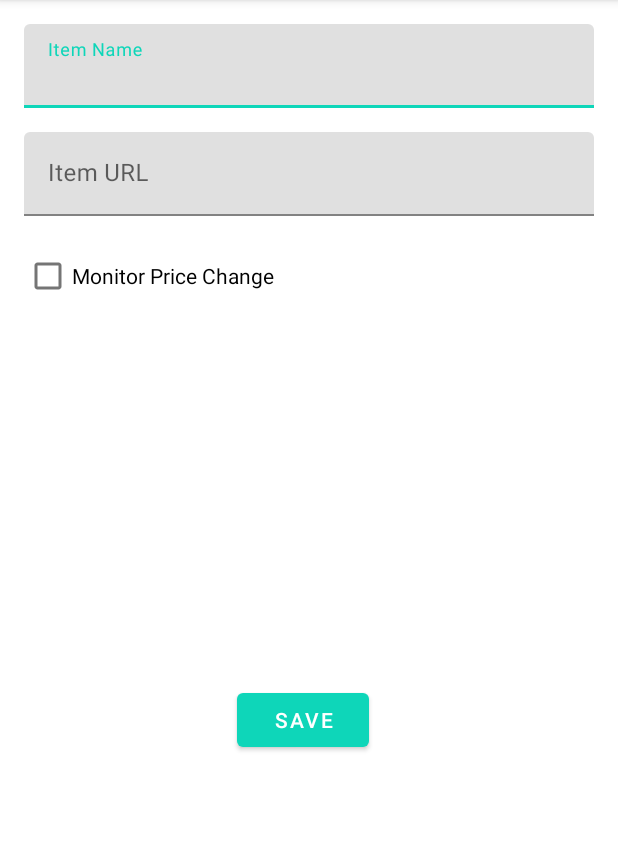
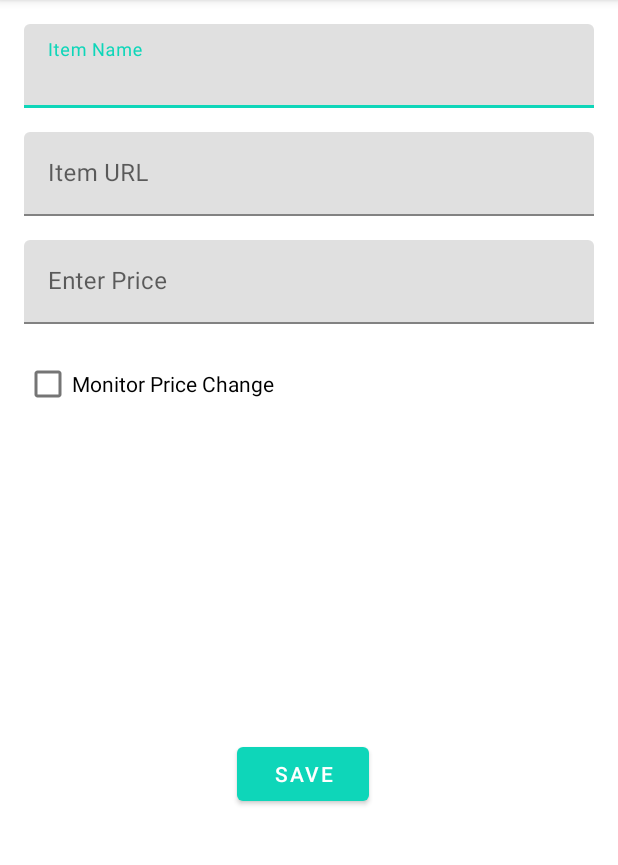
Before and after one commit to Mehdi-agz/Pricify, an Android app: the AddItemActivity screen opened directly, with no data from a screen before it, on a phone screen of 412 x 824 dp, the part 84-949 px from its top. Run offline under Robolectric (Android 15) with nearby library versions, the phone set to English and light mode, and no system bars.

Commit message:
added checkbox functionality

```diff
--- a/app/src/main/java/com/example/pricify/AddItemActivity.kt
+++ b/app/src/main/java/com/example/pricify/AddItemActivity.kt
@@ -2,8 +2,11 @@ package com.example.pricify
 
 import android.content.Intent
 import android.os.Bundle
+import android.view.View
 import androidx.appcompat.app.AppCompatActivity
 import com.example.pricify.databinding.ActivityAddItemBinding
+import android.widget.CheckBox
+
 
 class AddItemActivity : AppCompatActivity() {
 
@@ -17,6 +20,18 @@ class AddItemActivity : AppCompatActivity() {
         binding = ActivityAddItemBinding.inflate(layoutInflater)
         setContentView(binding.root)
 
+        binding.itemPriceDrop.visibility = View.GONE
+
+        binding.checkbox.setOnCheckedChangeListener{ _, isChecked ->
+            if (isChecked) {
+                binding.itemPriceDrop.visibility = View.VISIBLE
+//                binding.priceDropText.visibility = View.VISIBLE
+            } else {
+                binding.itemPriceDrop.visibility = View.GONE
+//                binding.priceDropText.visibility = View.GONE
+            }
+        }
+
         // showing the back button in action bar
         supportActionBar?.setDisplayHomeAsUpEnabled(true)
     }
--- a/app/src/main/res/layout/activity_add_item.xml
+++ b/app/src/main/res/layout/activity_add_item.xml
@@ -25,7 +25,7 @@
     android:padding="16dp">
 
     <com.google.android.material.textfield.TextInputLayout
-        android:id="@+id/name_label"
+        android:id="@+id/item_name"
         android:layout_width="match_parent"
         android:layout_height="wrap_content"
         android:hint="@string/item_name"
@@ -47,7 +47,7 @@
         android:hint="@string/item_url"
         android:layout_marginTop="16dp"
         app:layout_constraintStart_toStartOf="parent"
-        app:layout_constraintTop_toBottomOf="@id/name_label">
+        app:layout_constraintTop_toBottomOf="@id/item_name">
 
         <com.google.android.material.textfield.TextInputEditText
             android:id="@+id/item_url_input"
@@ -57,20 +57,54 @@
 
     </com.google.android.material.textfield.TextInputLayout>
 
+    <com.google.android.material.textfield.TextInputLayout
+        android:id="@+id/item_price"
+        android:layout_width="match_parent"
+        android:layout_height="wrap_content"
+        android:hint="@string/enter_price"
+        android:layout_marginTop="16dp"
+        app:layout_constraintStart_toStartOf="parent"
+        app:layout_constraintTop_toBottomOf="@id/item_url">
+
+        <com.google.android.material.textfield.TextInputEditText
+            android:id="@+id/item_price_input"
+            android:layout_width="match_parent"
+            android:layout_height="match_parent"
+            android:inputType="textAutoComplete" />
+
+    </com.google.android.material.textfield.TextInputLayout>
+
     <com.google.android.material.checkbox.MaterialCheckBox
-        android:id="@+id/monitor_price_checkbox"
+        android:id="@+id/checkbox"
         android:layout_width="wrap_content"
         android:layout_height="wrap_content"
         android:layout_marginTop="16dp"
         android:text="@string/monitor_price"
         app:layout_constraintStart_toStartOf="parent"
-        app:layout_constraintTop_toBottomOf="@id/item_url"/>
+        app:layout_constraintTop_toBottomOf="@id/item_price" />
+
+    <com.google.android.material.textfield.TextInputLayout
+        android:id="@+id/item_price_drop"
+        android:layout_width="match_parent"
+        android:layout_height="wrap_content"
+        android:hint="@string/enter_price_drop"
+        android:layout_marginTop="16dp"
+        app:layout_constraintStart_toStartOf="parent"
+        app:layout_constraintTop_toBottomOf="@id/checkbox">
+
+        <com.google.android.material.textfield.TextInputEditText
+            android:id="@+id/price_drop_input"
+            android:layout_width="match_parent"
+            android:layout_height="match_parent"
+            android:inputType="textAutoComplete" />
+
+    </com.google.android.material.textfield.TextInputLayout>
 
     <LinearLayout
         android:layout_width="match_parent"
         android:layout_height="wrap_content"
         android:orientation="horizontal"
-        app:layout_constraintTop_toBottomOf="@id/monitor_price_checkbox"
+        app:layout_constraintTop_toBottomOf="@id/item_price_drop"
         app:layout_constraintBottom_toBottomOf="parent"
         app:layout_constraintStart_toStartOf="parent"
         app:layout_constraintEnd_toEndOf="parent"
--- a/app/src/main/res/values/strings.xml
+++ b/app/src/main/res/values/strings.xml
@@ -38,6 +38,8 @@
     <string name="save">Save</string>
     <string name="item_url">Item URL</string>
     <string name="monitor_price">Monitor Price Change</string>
+    <string name="enter_price">Enter Price</string>
+    <string name="enter_price_drop">Price Drop To Be Notified</string>
 
 
 </resources>
```
